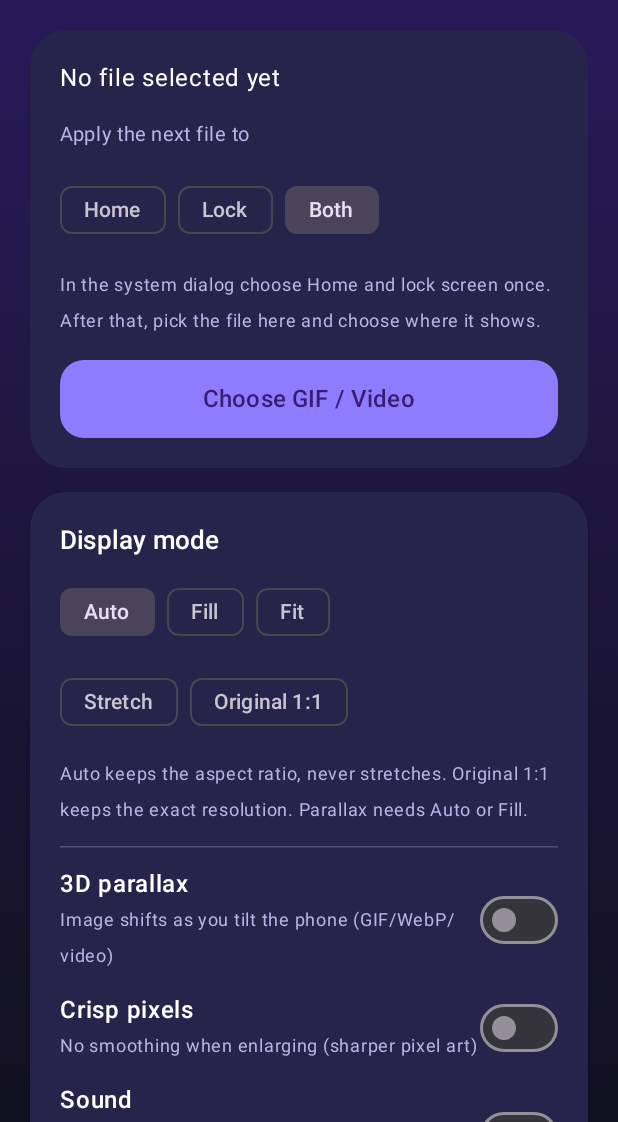
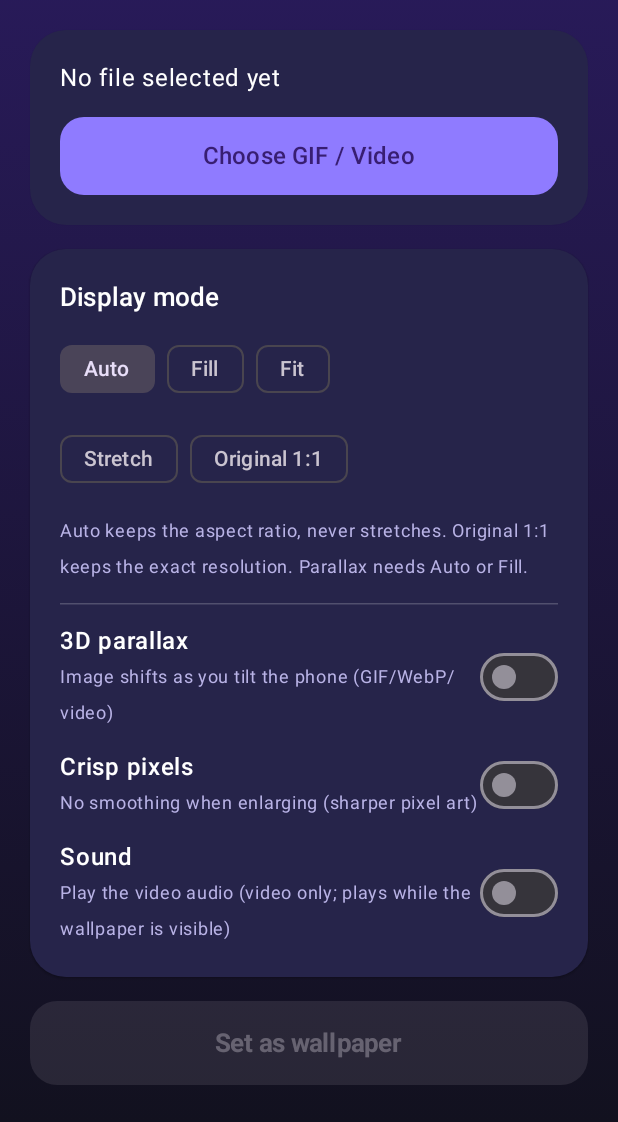
Before and after one commit to nam348tnh3gp/LiveWall, an Android app built with Jetpack Compose: the screen it shows after launch (MainActivity), on a phone screen of 412 x 824 dp, the part 114-1236 px from its top. Run offline under Robolectric (Android 15) with nearby library versions, the phone set to English and light mode, and no system bars.

Commit message:
Update code mới nhất

```diff
--- a/app/src/main/java/com/tgfn/livewall/MainActivity.kt
+++ b/app/src/main/java/com/tgfn/livewall/MainActivity.kt
@@ -112,10 +112,7 @@ fun Screen() {
     var crisp by remember { mutableStateOf(prefs.crisp) }
     var sound by remember { mutableStateOf(prefs.sound) }
     val ver = sourceVersion.intValue
-    val homeName = remember(ver) { if (prefs.file(false) != null) prefs.name(false) else "" }
-    val lockName = remember(ver) { if (prefs.file(true) != null) prefs.name(true) else "" }
-    val name = homeName.ifEmpty { lockName }
-    var target by remember { mutableIntStateOf(prefs.target) }
+    val name = remember(ver) { if (prefs.file() != null) prefs.name else "" }
     // Read once: getApplicationLocales() is a binder call on Android 13+, too costly to run on every recomposition.
     val lang = remember { AppCompatDelegate.getApplicationLocales()[0]?.language ?: Locale.getDefault().language }
     val errorMsg = stringResource(R.string.copy_error)
@@ -159,27 +156,9 @@ fun Screen() {
                 Column(Modifier.padding(20.dp), verticalArrangement = Arrangement.spacedBy(14.dp)) {
                     if (name.isEmpty()) {
                         Text(stringResource(R.string.none), color = Color.White, fontSize = 16.sp)
-                    } else if (homeName == lockName) {
+                    } else {
                         FileRow(stringResource(R.string.selected_label), name, soft)
-                    } else {
-                        if (homeName.isNotEmpty()) FileRow(stringResource(R.string.home_label), homeName, soft)
-                        if (lockName.isNotEmpty()) FileRow(stringResource(R.string.lock_label), lockName, soft)
                     }
-                    Text(stringResource(R.string.apply_to), color = soft, fontSize = 13.sp)
-                    Row(horizontalArrangement = Arrangement.spacedBy(8.dp)) {
-                        listOf(
-                            Prefs.T_HOME to R.string.target_home,
-                            Prefs.T_LOCK to R.string.target_lock,
-                            Prefs.T_BOTH to R.string.target_both
-                        ).forEach { (t, res) ->
-                            FilterChip(
-                                selected = target == t,
-                                onClick = { target = t; prefs.target = t },
-                                label = { Text(stringResource(res)) }
-                            )
-                        }
-                    }
-                    Text(stringResource(R.string.target_note), color = soft, fontSize = 12.sp)
                     Button(
                         onClick = { picker.launch(arrayOf("image/*", "video/*")) },
                         modifier = Modifier.fillMaxWidth().height(52.dp), shape = RoundedCornerShape(16.dp)
--- a/app/src/main/java/com/tgfn/livewall/Prefs.kt
+++ b/app/src/main/java/com/tgfn/livewall/Prefs.kt
@@ -18,32 +18,19 @@ class Prefs(ctx: Context) {
     var sound: Boolean
         get() = sp.getBoolean(K_SOUND, false)
         set(v) = sp.edit().putBoolean(K_SOUND, v).apply()
-    /** Which screen(s) the next imported file applies to: T_HOME, T_LOCK or T_BOTH. */
-    var target: Int
-        get() = sp.getInt("target", T_BOTH)
-        set(v) = sp.edit().putInt("target", v).apply()
+    val isVideo: Boolean get() = sp.getBoolean("video", false)
+    val name: String get() = sp.getString("name", "") ?: ""
+    fun path(): String? = sp.getString("path", null)
+    fun file(): File? = path()?.let { File(it) }?.takeIf { it.exists() }
 
-    // Home and lock screen each remember their own file.
-    private fun k(base: String, lock: Boolean) = if (lock) "${base}_lock" else "${base}_home"
-    fun path(lock: Boolean): String? = sp.getString(k("path", lock), null)
-    fun isVideo(lock: Boolean): Boolean = sp.getBoolean(k("video", lock), false)
-    fun name(lock: Boolean): String = sp.getString(k("name", lock), "") ?: ""
-    fun file(lock: Boolean): File? = path(lock)?.let { File(it) }?.takeIf { it.exists() }
-
-    /** One atomic edit so the wallpaper reloads once, never half-way. */
-    fun setSource(path: String, video: Boolean, name: String, target: Int) {
-        val e = sp.edit()
-        for (lock in listOf(false, true)) {
-            val hit = target == T_BOTH || (target == T_LOCK) == lock
-            if (hit) e.putString(k("path", lock), path).putBoolean(k("video", lock), video)
-                .putString(k("name", lock), name)
-        }
-        e.putLong("stamp", System.currentTimeMillis()).apply()
+    /** One atomic edit so the wallpaper reloads once, never half-way. One file serves home and lock screen. */
+    fun setSource(path: String, video: Boolean, name: String) {
+        sp.edit().putString("path", path).putBoolean("video", video)
+            .putString("name", name).putLong("stamp", System.currentTimeMillis()).apply()
     }
 
     companion object {
         const val K_MODE = "mode"; const val K_PARALLAX = "parallax"; const val K_CRISP = "crisp"; const val K_SOUND = "sound"
-        const val T_HOME = 0; const val T_LOCK = 1; const val T_BOTH = 2
         const val AUTO = 0; const val FILL = 1; const val FIT = 2; const val STRETCH = 3; const val ORIGINAL = 4
     }
 }
--- a/app/src/main/res/values/strings.xml
+++ b/app/src/main/res/values/strings.xml
@@ -22,12 +22,5 @@
     <string name="crisp_desc">No smoothing when enlarging (sharper pixel art)</string>
     <string name="sound">Sound</string>
     <string name="sound_desc">Play the video audio (video only; plays while the wallpaper is visible)</string>
-    <string name="home_label">Home screen</string>
-    <string name="lock_label">Lock screen</string>
-    <string name="apply_to">Apply the next file to</string>
-    <string name="target_home">Home</string>
-    <string name="target_lock">Lock</string>
-    <string name="target_both">Both</string>
-    <string name="target_note">In the system dialog choose "Home and lock screen" once. After that, pick the file here and choose where it shows.</string>
     <string name="updated">Wallpaper updated</string>
 </resources>
```
Also changed, not shown: app/src/main/java/com/tgfn/livewall/Importer.kt (+2 -5 lines), app/src/main/java/com/tgfn/livewall/LiveWallpaperService.kt (+7 -70 lines), 2 other files.
